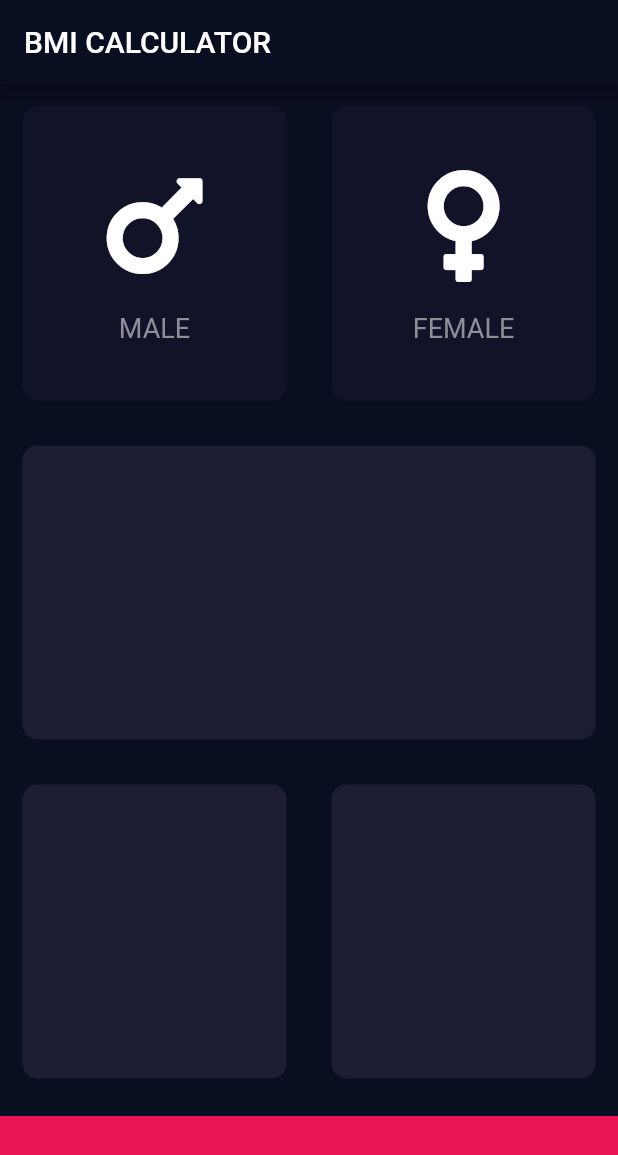
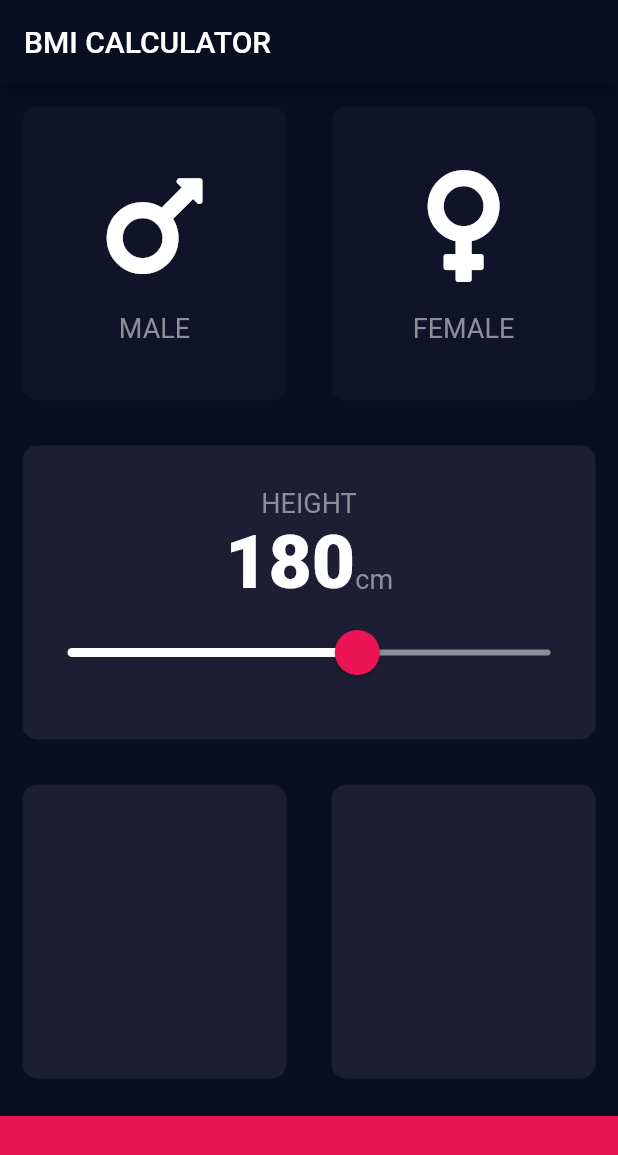
Before and after one commit to shreyasaxena1/BMI-Calculator, a Flutter app: the screen it shows after launch, on a phone screen of 412 x 824 dp. Shown: the top 1155 px of the screen. Run offline on Flutter 3.47's test engine with Material 2 defaults, Android fonts, the phone set to English and light mode, and no system bars; our stand-ins replace font_awesome_flutter.

Commit message:
First Commit till height slider

```diff
--- /dev/null
+++ b/lib/constants.dart
@@ -0,0 +1,18 @@
+import 'package:flutter/material.dart';
+
+const kHeightOfBottomContainer = 80.0;
+const kActiveCardColor = Color(0xFF1D1E33);
+const kInactiveCardColor = Color(0xFF111328);
+const kColorOfBottomContainer = Color(0xFFEB1555);
+
+
+
+const kLabelTextStyle = TextStyle(
+  fontSize: 18.0,
+  color: Color(0xFF8D8E98),
+);
+
+const kNumberTextStyle = TextStyle(
+  fontSize: 50.0,
+  fontWeight: FontWeight.w900,
+);
--- a/lib/icon_content.dart
+++ b/lib/icon_content.dart
@@ -1,10 +1,5 @@
 import 'package:flutter/material.dart';
-
-const genderTextStyle = TextStyle(
-  fontSize: 18.0,
-  color: Color(0xFF8D8E98),
-);
-
+import 'constants.dart';
 class IconContent extends StatelessWidget {
   final String genderText;
   final IconData genderIcon;
@@ -25,7 +20,7 @@ class IconContent extends StatelessWidget {
         ),
         Text(
           genderText,
-          style: genderTextStyle,
+          style: kLabelTextStyle,
         ),
       ],
     );
--- a/lib/input_page.dart
+++ b/lib/input_page.dart
@@ -2,12 +2,9 @@ import 'package:flutter/material.dart';
 import 'package:font_awesome_flutter/font_awesome_flutter.dart';
 import 'icon_content.dart';
 import 'reuseable_card.dart';
+import 'constants.dart';
 
 //define at top
-const heightOfBottomContainer = 80.0;
-const activeCardColor = Color(0xFF1D1E33);
-const inactiveCardColor = Color(0xFF111328);
-const colorOfBottomContainer = Color(0xFFEB1555);
 enum GenderEnum { male, female }
 
 class InputPage extends StatefulWidget {
@@ -16,8 +13,8 @@ class InputPage extends StatefulWidget {
 }
 
 class _InputPageState extends State<InputPage> {
-
   GenderEnum selectedGender;
+  int height = 180;
 
   //define both separately because we need to set onTap colors
   //Color maleCardColor = inactiveCardColor;
@@ -43,8 +40,6 @@ class _InputPageState extends State<InputPage> {
   //   }
   // }
 
-
-
   @override
   Widget build(BuildContext context) {
     return Scaffold(
@@ -52,62 +47,110 @@ class _InputPageState extends State<InputPage> {
           title: Text('BMI CALCULATOR'),
         ),
         body: Column(
+          crossAxisAlignment: CrossAxisAlignment.stretch,
           children: <Widget>[
             Expanded(
                 child: Row(
               children: <Widget>[
                 Expanded(
-                  child: GestureDetector(
-                    onTap: () {
+                  child: Reuseablecard(
+                    onTapping: () {
                       setState(() {
                         selectedGender = GenderEnum.male;
                       });
                     },
-                    child: Reuseablecard(
-                      colour: selectedGender == GenderEnum.male ? activeCardColor : inactiveCardColor,
-                      carChild: IconContent(
-                          genderText: 'MALE',
-                          genderIcon: FontAwesomeIcons.mars),
-                    ),
+                    colour: selectedGender == GenderEnum.male
+                        ? kActiveCardColor
+                        : kInactiveCardColor,
+                    carChild: IconContent(
+                        genderText: 'MALE', genderIcon: FontAwesomeIcons.mars),
                   ),
                 ),
                 Expanded(
-                  child: GestureDetector(
-                    onTap: () {
+                  child: Reuseablecard(
+                    onTapping: () {
                       setState(() {
                         selectedGender = GenderEnum.female;
                       });
                     },
-                    child: Reuseablecard(
-                      colour: selectedGender==GenderEnum.female ? activeCardColor : inactiveCardColor,
-                      carChild: IconContent(
-                        genderText: 'FEMALE',
-                        genderIcon: FontAwesomeIcons.venus,
-                      ),
+                    colour: selectedGender == GenderEnum.female
+                        ? kActiveCardColor
+                        : kInactiveCardColor,
+                    carChild: IconContent(
+                      genderText: 'FEMALE',
+                      genderIcon: FontAwesomeIcons.venus,
                     ),
                   ),
                 ),
               ],
             )),
             Expanded(
-              child: Reuseablecard(colour: activeCardColor),
+              child: Reuseablecard(
+                colour: kActiveCardColor,
+                carChild: Column(
+                  mainAxisAlignment: MainAxisAlignment.center,
+                  children: <Widget>[
+                    Text(
+                      'HEIGHT',
+                      style: kLabelTextStyle,
+                    ),
+                    Row(
+                      mainAxisAlignment: MainAxisAlignment.center,
+                      crossAxisAlignment: CrossAxisAlignment.baseline,
+                      textBaseline: TextBaseline.alphabetic,
+                      children: <Widget>[
+                        Text(
+                          height.toString(),
+                          style: kNumberTextStyle,
+                        ),
+                        Text(
+                          'cm',
+                          style: kLabelTextStyle,
+                        )
+                      ],
+                    ),
+                    SliderTheme(
+                      data: SliderTheme.of(context).copyWith(
+                        thumbColor: Color(0xFFEB1555),
+                        activeTrackColor: Colors.white,
+                        inactiveTrackColor : Color(0xFF8D8E98),
+                        overlayColor: Color(0x29EB1555),
+                        thumbShape:
+                            RoundSliderThumbShape(enabledThumbRadius: 15.0),
+                        overlayShape:
+                            RoundSliderOverlayShape(overlayRadius: 30.0),
+                      ),
+                      child: Slider(
+                        value: height.toDouble(),
+                        min: 120,
+                        max: 220,
+                        onChanged: (double newValue) {
+                          setState(() {
+                            height = newValue.round();
+                          });
+                        },
+                      ),
+                    )
+                  ],
+                ),
+              ),
             ),
             Expanded(
                 child: Row(
               children: <Widget>[
                 Expanded(
-                  child: Reuseablecard(colour: activeCardColor),
+                  child: Reuseablecard(colour: kActiveCardColor),
                 ),
                 Expanded(
-                  child: Reuseablecard(colour: activeCardColor),
+                  child: Reuseablecard(colour: kActiveCardColor),
                 ),
               ],
             )),
             Container(
-              color: colorOfBottomContainer,
+              color: kColorOfBottomContainer,
               margin: EdgeInsets.only(top: 10.0),
               width: double.infinity,
-              height: heightOfBottomContainer,
+              height: kHeightOfBottomContainer,
             )
           ],
         ));
--- a/lib/reuseable_card.dart
+++ b/lib/reuseable_card.dart
@@ -1,19 +1,23 @@
 import 'package:flutter/material.dart';
 
 class Reuseablecard extends StatelessWidget {
-  Reuseablecard({@required this.colour, this.carChild});
+  Reuseablecard({@required this.colour, this.carChild , this.onTapping});
 
   final Color colour; // final make immutable
   final Widget carChild;
+  final Function onTapping;
 
   @override
   Widget build(BuildContext context) {
-    return Container(
-      child: carChild,
-      margin: EdgeInsets.all(15.0),
-      decoration: BoxDecoration(
-        color: colour,
-        borderRadius: BorderRadius.circular(10.0),
+    return GestureDetector(
+      onTap: onTapping,
+      child: Container(
+        child: carChild,
+        margin: EdgeInsets.all(15.0),
+        decoration: BoxDecoration(
+          color: colour,
+          borderRadius: BorderRadius.circular(10.0),
+        ),
       ),
     );
   }
```
